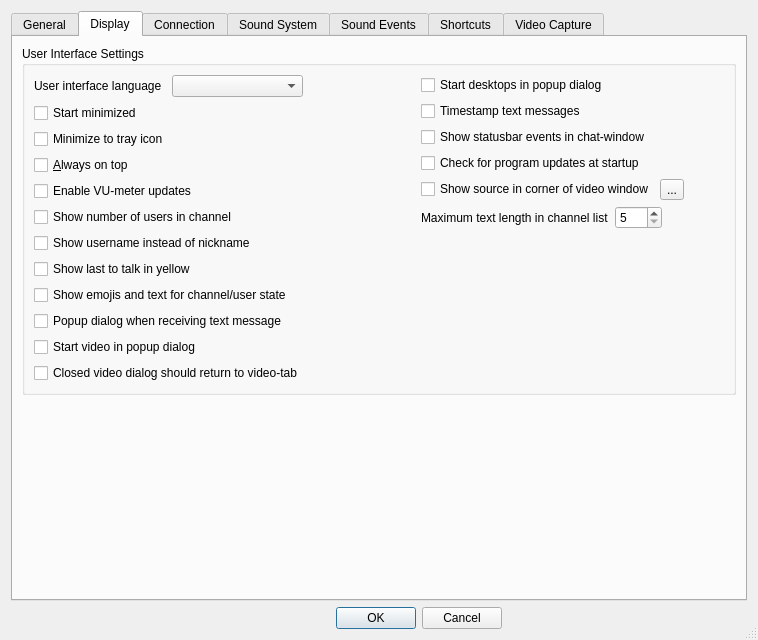
First picture: the form in Client/qtTeamTalk/preferences.ui, repository BearWare/TeamTalk5, before the edit.
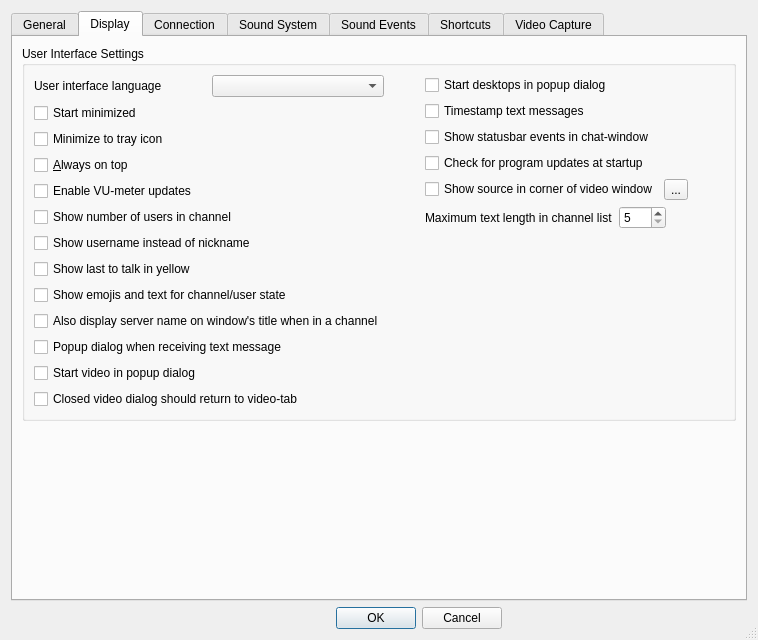
Second picture: the form after the edit. The open tabs and pages were chosen to show the change. Icons and pictures are not drawn.

Commit message: Option to display server name on QT

What changed in the file:
```diff
--- a/Client/qtTeamTalk/preferences.ui
+++ b/Client/qtTeamTalk/preferences.ui
@@ -436,6 +436,13 @@
               </property>
              </widget>
             </item>
+            <item>
+             <widget class="QCheckBox" name="ServnameChkBox">
+              <property name="text">
+               <string>Also display server name on window's title when in a channel</string>
+              </property>
+             </widget>
+            </item>
             <item>
              <widget class="QCheckBox" name="msgpopupChkBox">
               <property name="text">
```
Left out of the diff: 1 changed line with no effect on the pictures. The commit also changes 3 other files.
